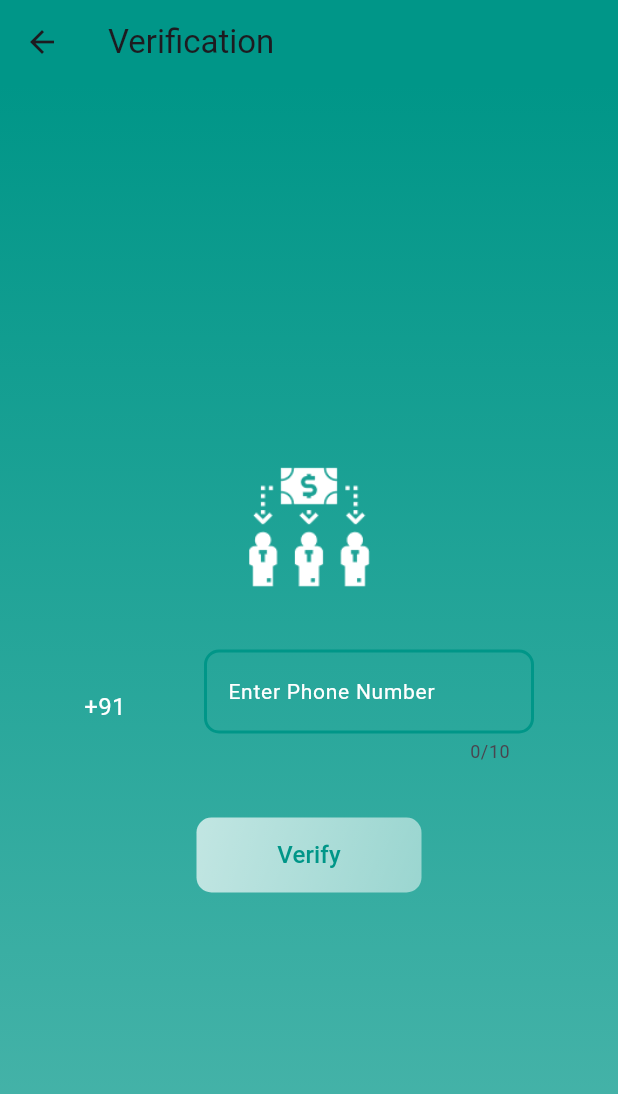
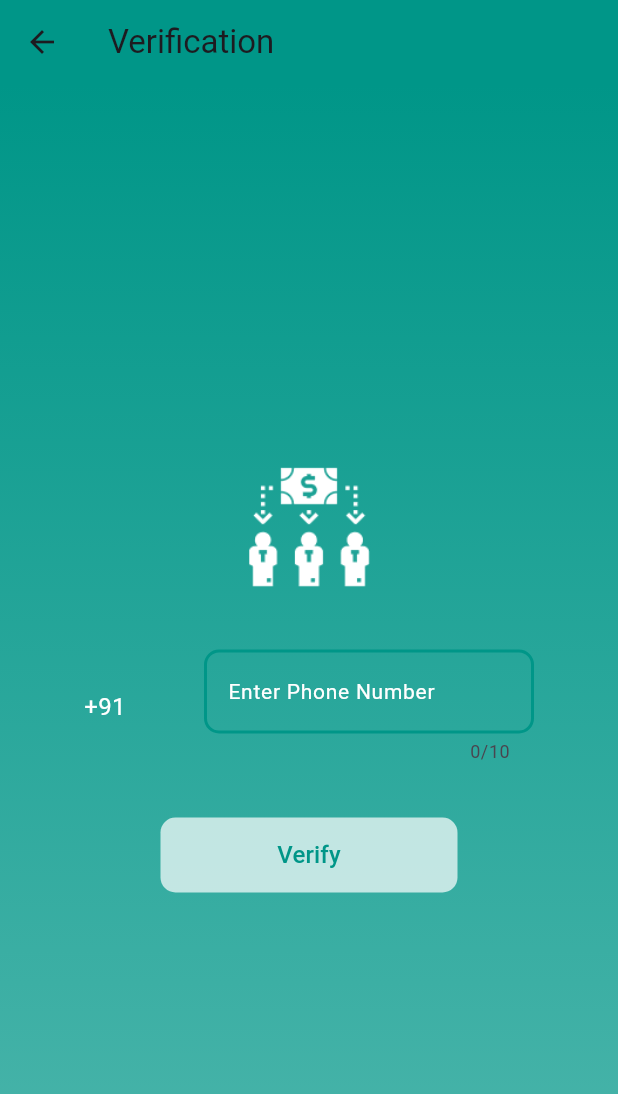
Before and after one commit to Saanv4/empoverty, a Flutter app: the screen it shows after launch, after a tap on "Sign In", on a phone screen of 412 x 824 dp. Shown: the top 1094 px of the screen. Run offline on Flutter 3.47's test engine with Material 3 defaults, Android fonts, the phone set to English and light mode, and no system bars; our stand-ins replace cloud_firestore, firebase_auth, firebase_core, flutter_tts, google_maps_flutter, google_places_flutter; accounts and stored records are empty.

Commit message:
basic otp

```diff
--- a/lib/main.dart
+++ b/lib/main.dart
@@ -11,17 +11,14 @@ import 'package:empoverty/pages/workersignup.dart';
 import 'package:firebase_core/firebase_core.dart';
 import 'package:flutter/material.dart';
 
+import 'package:firebase_core/firebase_core.dart';
+import 'firebase_options.dart'; // Import the generated file
+import 'package:flutter/material.dart';
+
 void main() async {
   WidgetsFlutterBinding.ensureInitialized();
   await Firebase.initializeApp(
-    options: FirebaseOptions(
-      apiKey: "AIzaSyDM7s2wKxnGjTwDA8kJKul3q_3etMCA5ME",
-      authDomain: "empoverty.firebaseapp.com",
-      projectId: "empoverty",
-      storageBucket: "empoverty.appspot.com",
-      messagingSenderId: "863346653780",
-      appId: "1:863346653780:web:8f8db93a8b2843d6550bc1",
-    ),
+    options: DefaultFirebaseOptions.currentPlatform, // Automatically selects the correct platform options
   );
   runApp(MyApp());
 }
--- a/lib/pages/homepage.dart
+++ b/lib/pages/homepage.dart
@@ -18,7 +18,7 @@ class _HomePageState extends State<HomePage> {
   @override
   void initState() {
     super.initState();
-    Future.delayed(Duration(seconds: 3), () {
+    Future.delayed(Duration(seconds: 1), () {
       setState(() {
         showButtons = true;
       });
--- a/lib/pages/phonenumber.dart
+++ b/lib/pages/phonenumber.dart
@@ -1,6 +1,7 @@
 import 'package:flutter/material.dart';
 import 'package:flutter/services.dart';
 import 'otpverificationpage.dart';
+import 'package:firebase_auth/firebase_auth.dart';
 
 class FirstRoute extends StatefulWidget {
   const FirstRoute({Key? key}) : super(key: key);
@@ -11,6 +12,8 @@ class FirstRoute extends StatefulWidget {
 
 class _FirstRouteState extends State<FirstRoute> {
   TextEditingController phoneNumberController = TextEditingController();
+  FirebaseAuth _auth = FirebaseAuth.instance; // Added to create an instance of FirebaseAuth
+
 
   @override
   Widget build(BuildContext context) {
@@ -82,7 +85,6 @@ class _FirstRouteState extends State<FirstRoute> {
                               borderRadius: BorderRadius.circular(10.0),
                             ),
                           ),
-
                         ),
                       ),
                     ],
@@ -91,48 +93,68 @@ class _FirstRouteState extends State<FirstRoute> {
               ),
               SizedBox(height: 20),
               ElevatedButton(
-                style: ElevatedButton.styleFrom(
-                  foregroundColor: Colors.transparent, backgroundColor: Colors.transparent,
-                  elevation: 0,
-                  shape: RoundedRectangleBorder(
+                style: ButtonStyle(
+                  backgroundColor: MaterialStateProperty.resolveWith<Color>((Set<MaterialState> states) {
+                    if (states.contains(MaterialState.hovered)) {
+                      return Colors.white.withOpacity(0.9); // Color when hovered
+                    }
+                    return Colors.white.withOpacity(0.7); // Default color
+                  }),
+                  overlayColor: MaterialStateProperty.all(Colors.transparent),
+                  elevation: MaterialStateProperty.all(0),
+                  shape: MaterialStateProperty.all(
+                    RoundedRectangleBorder(
                       borderRadius: BorderRadius.circular(10.0),
                     ),
                   ),
+                ),
                 onPressed: () {
-                  String phoneNumber = phoneNumberController.text;
+                  String phoneNumber = "+91" + phoneNumberController.text;
 
                   // Validate the phone number
-                  if (phoneNumber.length == 10) {
-                    // Valid Indian phone number
+                  if (phoneNumberController.text.length == 10) {
+                    print('Starting phone number verification for: $phoneNumber at ${DateTime.now()}');
+                    _auth.verifyPhoneNumber(
+                      phoneNumber: phoneNumber,
+                      verificationCompleted: (PhoneAuthCredential credential) {
+                        print('Verification completed: ${credential.smsCode} at ${DateTime.now()}');
+                        // Automatic handling of the code verification
+                      },
+                      verificationFailed: (FirebaseAuthException e) {
+                        print('Verification failed at ${DateTime.now()}');
+                        print('Error code: ${e.code}');
+                        print('Error message: ${e.message}');
+                        _showErrorMessage(context, 'Verification failed: ${e.message}');
+                      },
+                      codeSent: (String verificationId, int? resendToken) {
+                        print('Code sent to $phoneNumber at ${DateTime.now()} with verificationId: $verificationId');
                         Navigator.push(
                           context,
                           MaterialPageRoute(
-                        builder: (context) => OTPVerificationPage(phoneNumber: phoneNumber),
+                            builder: (context) => OTPVerificationPage(
+                              phoneNumber: phoneNumber,
+                              verificationId: verificationId,
+                            ),
                           ),
                         );
+                      },
+                      codeAutoRetrievalTimeout: (String verificationId) {
+                        print('Auto-retrieval timeout for verificationId: $verificationId at ${DateTime.now()}');
+                      },
+                    );
                   } else {
-                    // Show an error message for an invalid phone number
                     _showErrorMessage(context, 'Invalid phone number. Please enter 10 digits.');
                   }
                 },
                 child: Container(
                   width: 150,
                   height: 50,
-                  decoration: BoxDecoration(
-                    borderRadius: BorderRadius.circular(10.0),
-                    gradient: LinearGradient(
-                      colors: [Colors.white.withOpacity(0.7), Colors.white.withOpacity(0.5)],
-                      begin: Alignment.topLeft,
-                      end: Alignment.bottomRight,
-                    ),
-                  ),
-                  child: Center(
+                  alignment: Alignment.center,
                   child: Text(
                     'Verify',
                     style: TextStyle(
                       fontSize: 16,
                       color: Colors.teal,
-                      ),
                     ),
                   ),
                 ),
```
Also changed, not shown: lib/pages/otpverificationpage.dart (+56 -167 lines), firebase.json (added), lib/firebase_options.dart, pubspec.lock, 5 other files. Lines whose indentation alone changed are shown as unchanged.
